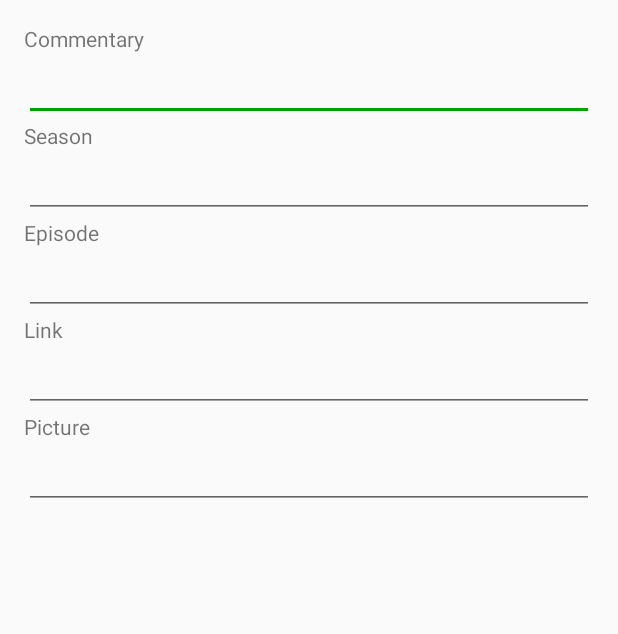
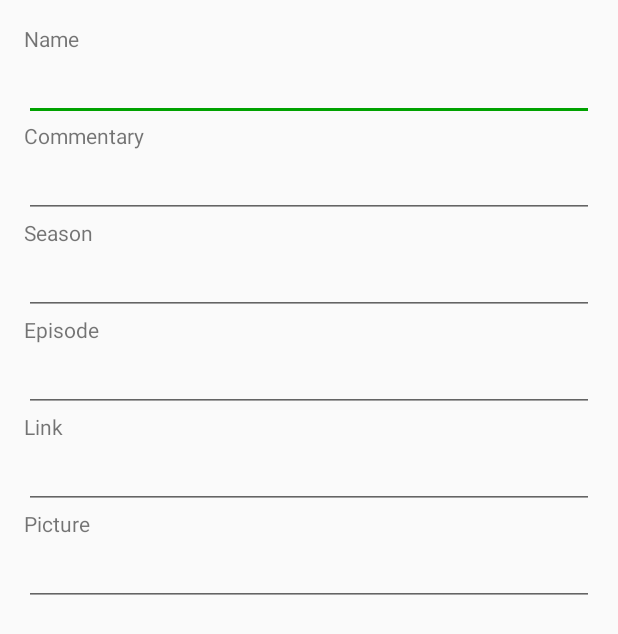
Before and after one commit to LeNiglo/animelist-android, an Android app: the layout content_details.xml on its own in the app's theme, with its tools: preview values and no code run, on a phone screen of 412 x 824 dp. Shown: the top 634 px of the screen. Run offline under Robolectric (Android 15) with nearby library versions, the phone set to English and light mode, and no system bars.

Commit message:
V1.4: Bug Fixes, Stability.

```diff
--- a/app/src/main/java/com/lefrantguillaume/animelist/activities/DetailsActivity.java
+++ b/app/src/main/java/com/lefrantguillaume/animelist/activities/DetailsActivity.java
@@ -8,6 +8,7 @@ import android.support.design.widget.FloatingActionButton;
 import android.support.v4.view.ViewCompat;
 import android.support.v7.app.AppCompatActivity;
 import android.support.v7.widget.Toolbar;
+import android.transition.Slide;
 import android.view.View;
 import android.widget.EditText;
 import android.widget.ImageView;
@@ -23,6 +24,7 @@ import java.util.concurrent.CancellationException;
 public class DetailsActivity extends AppCompatActivity {
 
     private ShowModel item;
+    private EditText mEditName;
     private EditText mEditCommentary;
     private EditText mEditSeason;
     private EditText mEditEpisode;
@@ -44,6 +46,7 @@ public class DetailsActivity extends AppCompatActivity {
         item = getIntent().getParcelableExtra("ShowModel");
 
         mDetailsPicture = (ImageView) findViewById(R.id.details_picture);
+        mEditName = (EditText) findViewById(R.id.edit_name);
         mEditCommentary = (EditText) findViewById(R.id.edit_commentary);
         mEditSeason = (EditText) findViewById(R.id.edit_season);
         mEditEpisode = (EditText) findViewById(R.id.edit_episode);
@@ -55,6 +58,8 @@ public class DetailsActivity extends AppCompatActivity {
     }
 
     private void bind() {
+        mEditName.setText(item.getName());
+        mEditName.setOnFocusChangeListener(new ShowFocusChangeListener(this, item, "name"));
         mEditCommentary.setText(item.getCommentary());
         mEditCommentary.setOnFocusChangeListener(new ShowFocusChangeListener(this, item, "commentary"));
         mEditSeason.setText(String.format("%d", item.getSeason()));
--- a/app/src/main/java/com/lefrantguillaume/animelist/activities/LoginActivity.java
+++ b/app/src/main/java/com/lefrantguillaume/animelist/activities/LoginActivity.java
@@ -1,5 +1,6 @@
 package com.lefrantguillaume.animelist.activities;
 
+import android.app.Activity;
 import android.content.Intent;
 import android.content.SharedPreferences;
 import android.os.Bundle;
@@ -26,7 +27,7 @@ import java.util.concurrent.CancellationException;
  * A login screen that offers login via email/password.
  */
 // TODO add a remember password checkbox and skip auth if password is remembered.
-public class LoginActivity extends AppCompatActivity {
+public class LoginActivity extends Activity {
 
     // UI references.
     private EditText mEmailView;
--- a/app/src/main/java/com/lefrantguillaume/animelist/activities/SplashActivity.java
+++ b/app/src/main/java/com/lefrantguillaume/animelist/activities/SplashActivity.java
@@ -1,5 +1,6 @@
 package com.lefrantguillaume.animelist.activities;
 
+import android.app.Activity;
 import android.content.Intent;
 import android.content.SharedPreferences;
 import android.os.Bundle;
@@ -12,7 +13,7 @@ import com.lefrantguillaume.animelist.controllers.NetController;
 
 import java.util.concurrent.CancellationException;
 
-public class SplashActivity extends AppCompatActivity {
+public class SplashActivity extends Activity {
 
     public static final String APP_NAME = "com.lefrantguillaume.animelist";
     public static final String ROOT_URL = "http://animelist.lefrantguillaume.com";
--- a/app/src/main/java/com/lefrantguillaume/animelist/controllers/ShowsAdapter.java
+++ b/app/src/main/java/com/lefrantguillaume/animelist/controllers/ShowsAdapter.java
@@ -2,6 +2,7 @@ package com.lefrantguillaume.animelist.controllers;
 
 
 import android.app.Activity;
+import android.app.ActivityOptions;
 import android.content.Intent;
 import android.support.design.widget.Snackbar;
 import android.support.v7.widget.RecyclerView;
@@ -95,7 +96,6 @@ public class ShowsAdapter extends RecyclerView.Adapter<ShowsAdapter.ViewHolder>
 
         final RelativeLayout bottom = holder.mBottomLayout;
         final RelativeLayout top = holder.mTopLayout;
-        // final View showName = holder.mTextViewName;
 
         switch (item.getStatus()) {
             case "Waiting":
@@ -114,6 +114,7 @@ public class ShowsAdapter extends RecyclerView.Adapter<ShowsAdapter.ViewHolder>
 
         holder.mTextViewName.setText(mDataset.get(position).getName());
         holder.mTextViewSeasonEpisode.setText(String.format("S%dE%d", item.getSeason(), item.getEpisode()));
+        holder.mBottomLayout.setVisibility(View.GONE);
 
         top.setOnClickListener(new View.OnClickListener() {
             @Override
@@ -130,7 +131,6 @@ public class ShowsAdapter extends RecyclerView.Adapter<ShowsAdapter.ViewHolder>
             public boolean onLongClick(View v) {
                 Intent intent = new Intent(activity, DetailsActivity.class);
                 intent.putExtra("ShowModel", item);
-                //TODO Activity Transition (slide right or shared element "showName")
                 activity.startActivity(intent);
                 return true;
             }
--- a/app/src/main/res/layout/content_details.xml
+++ b/app/src/main/res/layout/content_details.xml
@@ -16,6 +16,21 @@
         android:layout_width="match_parent"
         android:layout_height="match_parent"
         android:orientation="vertical">
+
+        <TextView
+            android:layout_width="match_parent"
+            android:layout_height="wrap_content"
+            android:text="@string/name" />
+
+        <EditText
+            android:id="@+id/edit_name"
+            android:layout_width="match_parent"
+            android:layout_height="wrap_content"
+            android:imeOptions="actionNext"
+            android:inputType="text"
+            android:labelFor="@string/name"
+            android:nextFocusForward="@+id/edit_commentary"
+            android:singleLine="true" />
 
         <TextView
             android:layout_width="match_parent"
--- a/app/src/main/res/layout/show_row.xml
+++ b/app/src/main/res/layout/show_row.xml
@@ -3,6 +3,7 @@
     android:layout_width="match_parent"
     android:layout_height="wrap_content"
     android:layout_margin="6dp"
+    android:elevation="6dp"
     android:orientation="vertical"
     android:paddingBottom="@dimen/activity_vertical_margin"
     android:paddingLeft="@dimen/activity_vertical_margin"
@@ -49,8 +50,8 @@
             android:layout_alignTop="@+id/btnSeason"
             android:layout_toStartOf="@+id/btnSeason"
             android:entries="@array/status_entries"
+            android:paddingLeft="0dp"
             android:paddingRight="6dp"
-            android:paddingLeft="0dp"
             android:paddingTop="6dp" />
 
         <ImageButton
@@ -59,7 +60,7 @@
             android:layout_height="wrap_content"
             android:layout_alignParentEnd="true"
             android:layout_alignParentTop="true"
-            android:backgroundTint="@color/colorPrimary"
+            android:backgroundTint="@color/colorPrimaryDark"
             android:contentDescription="@string/inc_season"
             android:src="@drawable/ic_action_add_item" />
 
--- a/app/src/main/res/values/strings.xml
+++ b/app/src/main/res/values/strings.xml
@@ -28,6 +28,7 @@
     <string name="link">Link</string>
     <string name="inc_season">Inc Season</string>
     <string name="inc_episode">Inc Episode</string>
+    <string name="name">Name</string>
 
     <string-array name="status_entries">
         <item>@string/status_running</item>
```
Also changed, not shown: app/build.gradle (+4 -4 lines), app/src/main/java/com/lefrantguillaume/animelist/activities/MainActivity.java (+17 -5 lines).
